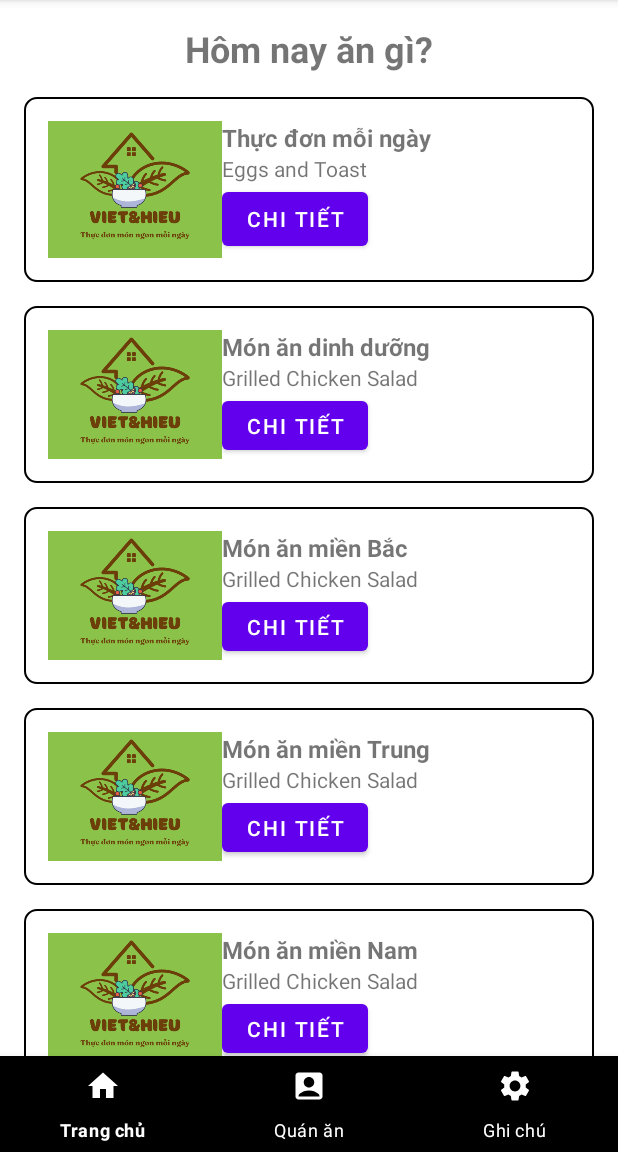
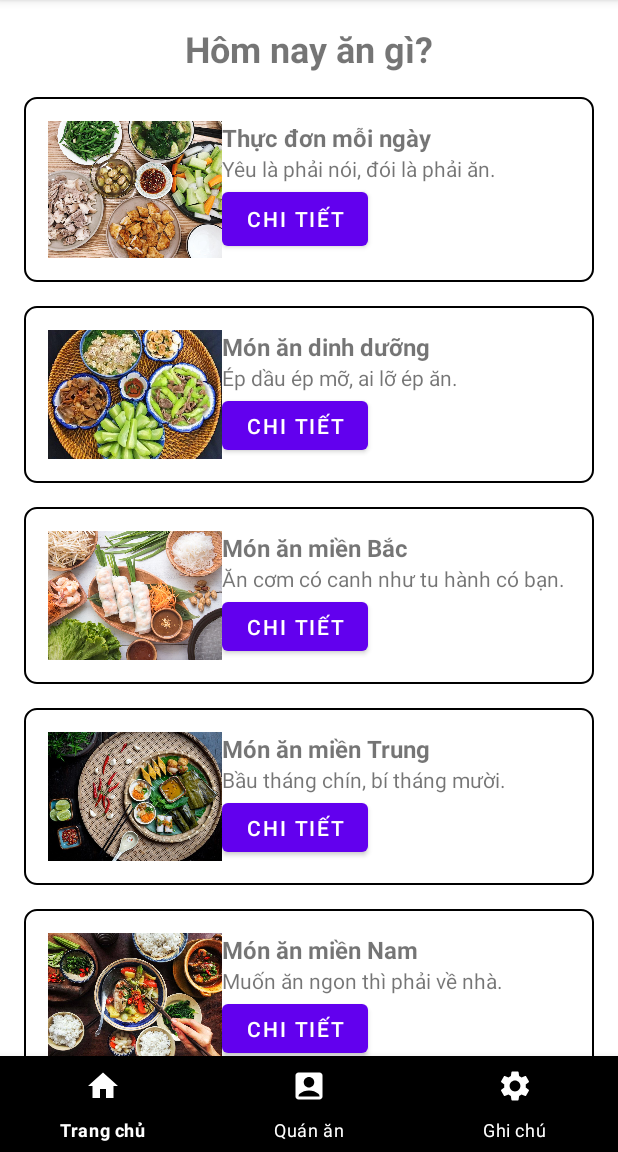
Before and after one commit to vietdtds/homnayangi, an Android app: the screen it shows after launch (MainActivity), on a phone screen of 412 x 824 dp, the part 84-1236 px from its top. Run offline under Robolectric (Android 15) with nearby library versions, the phone set to English and light mode, and no system bars.

Commit message:
update code

```diff
--- a/app/src/main/res/layout/fragment_home.xml
+++ b/app/src/main/res/layout/fragment_home.xml
@@ -30,7 +30,7 @@
             android:layout_height="wrap_content"
             android:layout_weight="1"
             android:scaleType="centerCrop"
-            android:src="@drawable/viethieuva" />
+            android:src="@drawable/thucdonmoingay" />
 
         <LinearLayout
             android:layout_width="0dp"
@@ -48,7 +48,7 @@
             <TextView
                 android:layout_width="match_parent"
                 android:layout_height="wrap_content"
-                android:text="Eggs and Toast" />
+                android:text="Yêu là phải nói, đói là phải ăn." />
 
             <Button
                 android:id="@+id/btn_thucdonmn"
@@ -75,7 +75,7 @@
                 android:layout_height="wrap_content"
                 android:layout_weight="1"
                 android:scaleType="centerCrop"
-                android:src="@drawable/viethieuva" />
+                android:src="@drawable/monandinhduong" />
 
             <LinearLayout
                 android:layout_width="0dp"
@@ -93,7 +93,7 @@
                 <TextView
                     android:layout_width="match_parent"
                     android:layout_height="wrap_content"
-                    android:text="Grilled Chicken Salad" />
+                    android:text="Ép dầu ép mỡ, ai lỡ ép ăn." />
 
                 <Button
                     android:id="@+id/btn_monandd"
@@ -118,7 +118,7 @@
             android:layout_width="0dp"
             android:layout_height="wrap_content"
             android:layout_weight="1"
-            android:src="@drawable/viethieuva" />
+            android:src="@drawable/monanmienbac" />
 
         <LinearLayout
             android:layout_width="0dp"
@@ -136,7 +136,7 @@
             <TextView
                 android:layout_width="match_parent"
                 android:layout_height="wrap_content"
-                android:text="Grilled Chicken Salad" />
+                android:text="Ăn cơm có canh như tu hành có bạn." />
 
             <Button
                 android:id="@+id/btn_monanmb"
@@ -161,7 +161,7 @@
             android:layout_width="0dp"
             android:layout_height="wrap_content"
             android:layout_weight="1"
-            android:src="@drawable/viethieuva" />
+            android:src="@drawable/monanmientrung" />
 
         <LinearLayout
             android:layout_width="0dp"
@@ -179,7 +179,7 @@
             <TextView
                 android:layout_width="match_parent"
                 android:layout_height="wrap_content"
-                android:text="Grilled Chicken Salad" />
+                android:text="Bầu tháng chín, bí tháng mười." />
 
             <Button
                 android:id="@+id/btn_monanmt"
@@ -203,7 +203,7 @@
             android:layout_width="0dp"
             android:layout_height="wrap_content"
             android:layout_weight="1"
-            android:src="@drawable/viethieuva" />
+            android:src="@drawable/monanmiennam" />
 
         <LinearLayout
 
@@ -222,7 +222,7 @@
             <TextView
                 android:layout_width="match_parent"
                 android:layout_height="wrap_content"
-                android:text="Grilled Chicken Salad" />
+                android:text="Muốn ăn ngon thì phải về nhà." />
 
             <Button
                 android:id="@+id/btn_monanmn"
```
Also changed, not shown: app/src/main/res/drawable/monandinhduong.jpg (added), app/src/main/res/drawable/monanmienbac.jpg (added), app/src/main/res/drawable/monanmiennam.jpg (added), app/src/main/res/drawable/monanmientrung.jpg (added), app/src/main/res/drawable/thucdonmoingay.jpeg (added), app/src/main/res/drawable/thucdonmoingay1.jpg (added).
